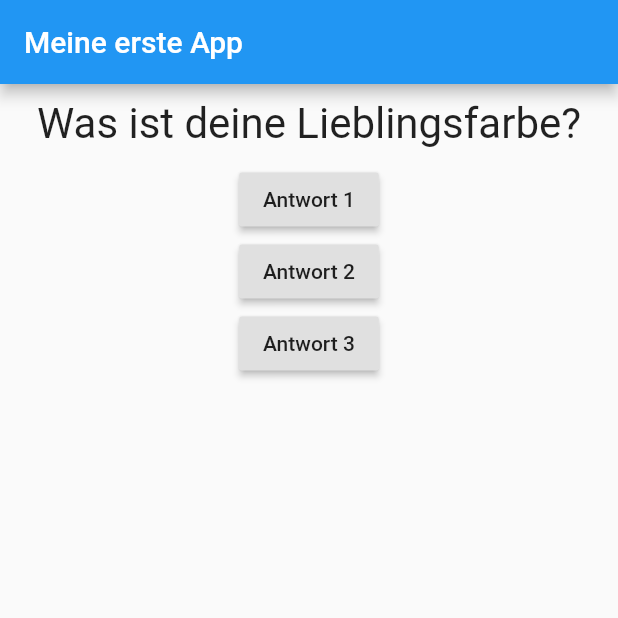
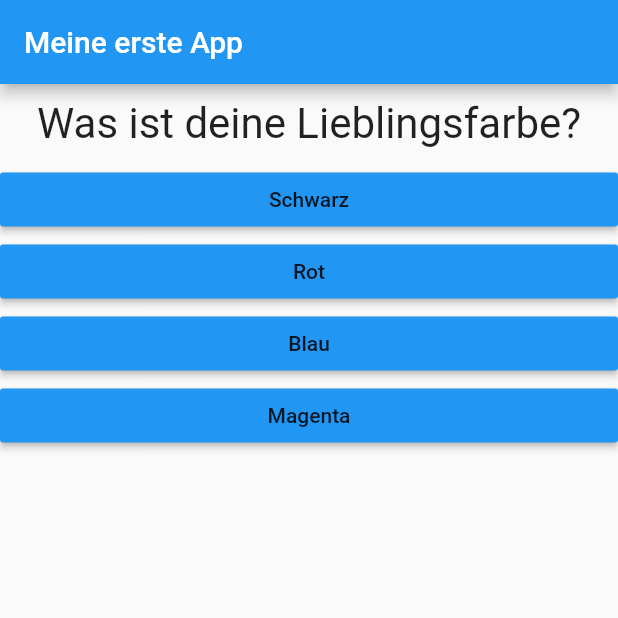
Before and after one commit to GianRathgeb/QuizApp, a Flutter app: the screen it shows after launch, on a phone screen of 412 x 824 dp, the top half of it. Run offline on Flutter 3.47's test engine with Material 2 defaults, Android fonts, the phone set to English and light mode, and no system bars.

Commit message:
added answers.dart new answer and question functions added

```diff
--- /dev/null
+++ b/lib/answer.dart
@@ -0,0 +1,21 @@
+import 'package:flutter/material.dart';
+
+class Answer extends StatelessWidget {
+
+  final Function selectHandler;
+  final String answerText;
+
+  Answer(this.selectHandler, this.answerText);
+
+  @override
+  Widget build(BuildContext context) {
+    return Container(
+      width: double.infinity,
+      child: RaisedButton(
+        color: Colors.blue,
+        child: Text(answerText),
+        onPressed: selectHandler,
+      ),
+    );
+  }
+}
--- a/lib/main.dart
+++ b/lib/main.dart
@@ -1,5 +1,6 @@
 import 'package:flutter/material.dart';
 import './question.dart';
+import './answer.dart';
 
 void main() => runApp(MyApp());
 
@@ -21,13 +22,23 @@ class _MyAppState extends State<MyApp> {
     print(_questionIndex);
   }
 
-  var questions = [
-    'Was ist deine Lieblingsfarbe?',
-    'Was ist dein Lieblingstier?'
-  ];
-
   @override
   Widget build(BuildContext context) {
+    const questions = [
+      {
+        'questionText': 'Was ist deine Lieblingsfarbe?',
+        'answers': ['Schwarz', 'Rot', 'Blau', 'Magenta']
+      },
+      {
+        'questionText': 'Was ist dein Lieblingstier?',
+        'answers': ['Hund', 'Katze', 'Tiger', 'Elefant']
+      },
+      {
+        'questionText': 'Was ist dein Lieblinsessen',
+        'answers': ['Pizza', 'Pasta', 'Pommes und Schnitzel', 'Fleisch']
+      },
+    ];
+
     return MaterialApp(
       home: Scaffold(
         appBar: AppBar(
@@ -36,20 +47,12 @@ class _MyAppState extends State<MyApp> {
         body: Column(
           children: <Widget>[
             Question(
-              questions[_questionIndex],
+              questions[_questionIndex]['questionText'],
             ),
-            RaisedButton(child: Text('Antwort 1'), onPressed: _answerQuestion),
-            RaisedButton(
-              child: Text('Antwort 2'),
-              onPressed: () => print('Antwort 2 wurde gewaehlt'),
-            ),
-            RaisedButton(
-              child: Text('Antwort 3'),
-              onPressed: () {
-                // .....
-                print('Antwort 3 wurde gewaehlt');
-              },
-            ),
+            ...(questions[_questionIndex]['answers'] as List<String>)
+                .map((answer) {
+              return Answer(_answerQuestion, answer);
+            }).toList()
           ],
         ),
       ),
```
